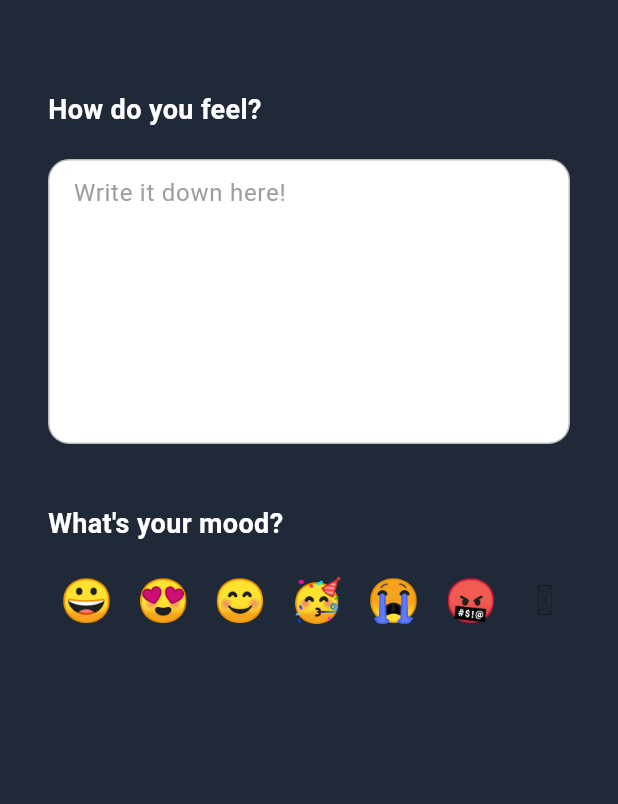
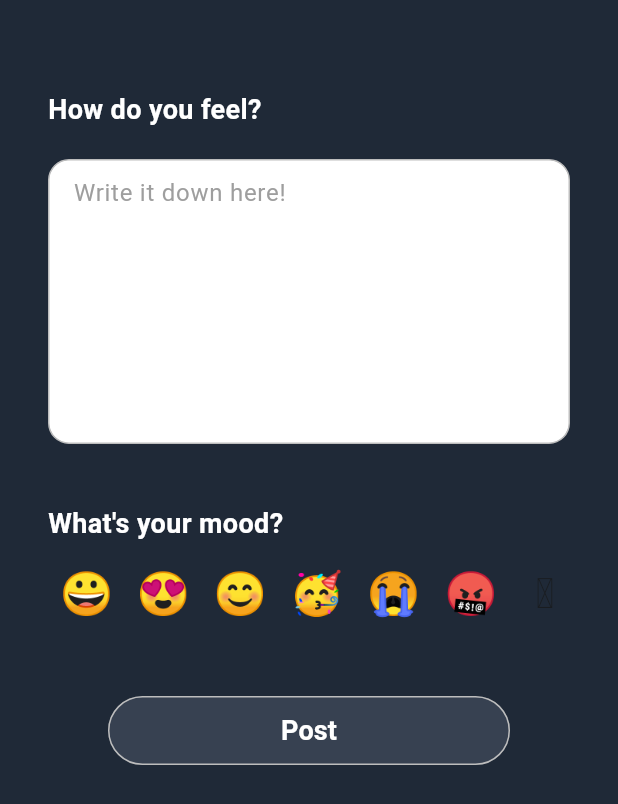
Before and after one commit to jundev5796/flutter-final-project, a Flutter app: the PostScreen screen opened directly, on a phone screen of 412 x 824 dp. Shown: the top 804 px of the screen. Run offline on Flutter 3.47's test engine with Material 2 defaults, Android fonts, the phone set to English and light mode, and no system bars; our stand-ins replace firebase_auth, firebase_core, flutter_riverpod, font_awesome_flutter, go_router; accounts and stored records are empty.

Commit message:
rendered button for uploading post

```diff
--- a/lib/features/main/tab_screens/post_screen.dart
+++ b/lib/features/main/tab_screens/post_screen.dart
@@ -94,7 +94,7 @@ class _PostScreenState extends State<PostScreen> {
                   ),
                 ],
               ),
-              Gaps.v10,
+              Gaps.v5,
               Row(
                 mainAxisAlignment: MainAxisAlignment.spaceBetween,
                 children: [
@@ -163,6 +163,36 @@ class _PostScreenState extends State<PostScreen> {
                   ),
                 ],
               ),
+              Gaps.v40,
+              Padding(
+                padding: const EdgeInsets.symmetric(
+                  horizontal: Sizes.size40,
+                ),
+                child: TextButton(
+                  onPressed: () {},
+                  style: TextButton.styleFrom(
+                    foregroundColor: const Color(0xFF0c64E0),
+                    backgroundColor: const Color(0xFF374151),
+                    padding: const EdgeInsets.symmetric(
+                      vertical: Sizes.size10,
+                      horizontal: Sizes.size16,
+                    ),
+                    shape: RoundedRectangleBorder(
+                      borderRadius: BorderRadius.circular(Sizes.size28),
+                      side: BorderSide(color: Colors.grey.shade400),
+                    ),
+                    minimumSize: const Size(double.infinity, 0),
+                  ),
+                  child: const Text(
+                    "Post",
+                    style: TextStyle(
+                      color: Colors.white,
+                      fontSize: Sizes.size18,
+                      fontWeight: FontWeight.w600,
+                    ),
+                  ),
+                ),
+              ),
             ],
           ),
         ),
```
